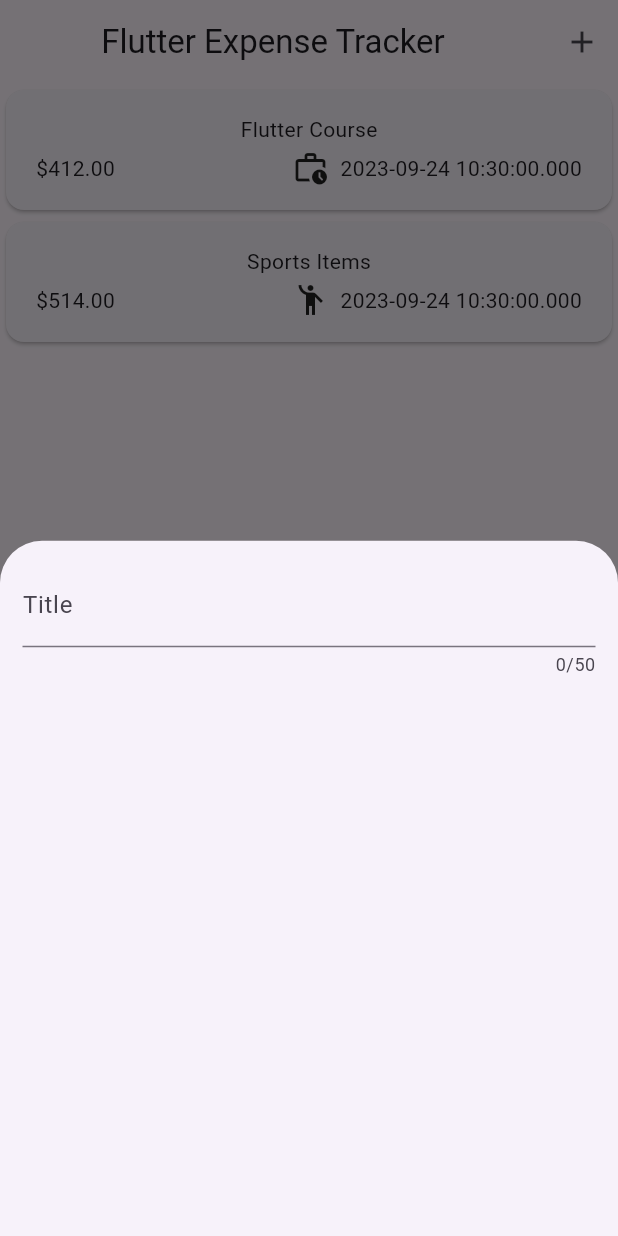
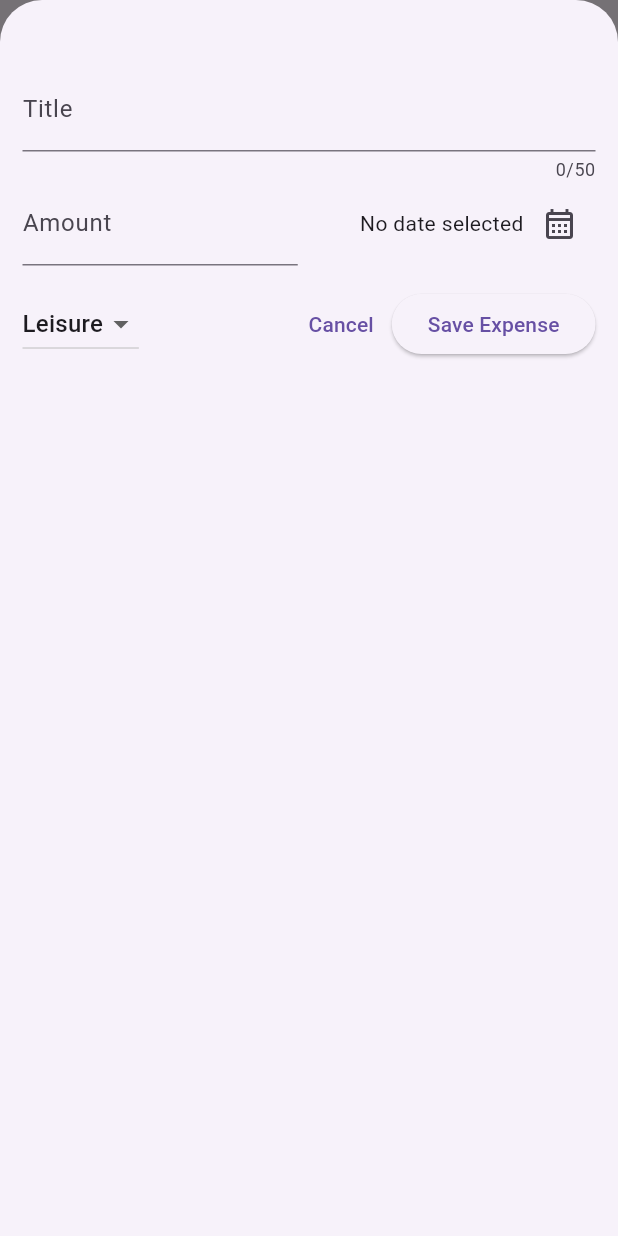
Before and after one commit to Nooberd-Incompat/expenseracker, a Flutter app: the screen it shows after launch, after a tap on the "add" icon, on a phone screen of 412 x 824 dp. Run offline on Flutter 3.47's test engine with Material 2 defaults, Android fonts, the phone set to English and light mode, and no system bars.

Commit message:
on the way to completing the app, just made sure that the function by which new expenses can be added is fledged

```diff
--- a/lib/expenses.dart
+++ b/lib/expenses.dart
@@ -28,9 +28,16 @@ class _ExpensesState extends State<Expenses> {
 
   void _openAddExpenseOverlay() {
     showModalBottomSheet(
+      isScrollControlled: true,
       context: context,
-      builder: (ctx) => const NewExpense(),
+      builder: (ctx) => NewExpense(onAddExpense: _addExpense),
     );
+  }
+
+  void _addExpense(Expense expense) {
+    setState(() {
+      _registeredExpenses.add(expense);
+    });
   }
 
   @override
--- a/lib/new_expense.dart
+++ b/lib/new_expense.dart
@@ -1,25 +1,166 @@
+import 'package:expenseracker/stringext.dart';
 import 'package:flutter/material.dart';
+import 'models/expense.dart';
 
 class NewExpense extends StatefulWidget {
-  const NewExpense({super.key});
+  NewExpense({super.key, required this.onAddExpense});
 
+  final void Function(Expense expense) onAddExpense;
+
+  @override
   State<NewExpense> createState() {
     return _NewExpenseState();
   }
 }
 
 class _NewExpenseState extends State<NewExpense> {
+  final _titleController = TextEditingController();
+  final _amountController = TextEditingController();
+  DateTime? _selectedDate;
+  Category _selectedCategory = Category.leisure;
+
+  void _presentDatePicker() async {
+    final now = DateTime.now();
+    final firstdate = DateTime(now.year - 1, now.month, now.day);
+    final pickedDate = await showDatePicker(
+      context: context,
+      initialDate: now,
+      firstDate: firstdate,
+      lastDate: now,
+    );
+
+    setState(() {
+      _selectedDate = pickedDate;
+    });
+  }
+
+  void _submitExpenseData() {
+    final enteredAmount = double.tryParse(_amountController.text);
+    final amountIsInvalid = enteredAmount == null || enteredAmount <= 0;
+    if (_titleController.text.trim().isEmpty ||
+        amountIsInvalid ||
+        _selectedDate == null) {
+      showDialog(
+        context: context,
+        builder: (ctx) => AlertDialog(
+          title: const Text("Invalid Input"),
+          content: const Text(
+              "Please make sure a valid title, date and amount are entered"),
+          actions: [
+            TextButton(
+              onPressed: () {
+                Navigator.pop(ctx);
+              },
+              child: const Text("Okay"),
+            ),
+          ],
+        ),
+      );
+      return;
+    }
+
+    widget.onAddExpense(Expense(
+        title: _titleController.text,
+        amount: enteredAmount,
+        date: _selectedDate!,
+        category: _selectedCategory),);
+        Navigator.pop(context);
+  }
+
+  @override
+  void dispose() {
+    _titleController.dispose();
+    _amountController.dispose();
+    //_dateController.dispose();
+    super.dispose();
+  }
+
   @override
   Widget build(BuildContext context) {
-    return const Padding(
-      padding: EdgeInsets.all(15),
+    return Padding(
+      padding: const EdgeInsets.fromLTRB(15,45,15,15),
       child: Column(
         children: [
           TextField(
+            controller: _titleController,
             maxLength: 50,
-            decoration: InputDecoration(label: Text("Title")),
+            decoration: const InputDecoration(
+              label: Text("Title"),
+            ),
           ),
-          //DropdownButton(items: items, onChanged: onChanged)
+          Row(
+            children: [
+              Expanded(
+                child: TextField(
+                  controller: _amountController,
+                  keyboardType: TextInputType.number,
+                  decoration: const InputDecoration(
+                    prefixText: '\$ ',
+                    label: Text("Amount"),
+                  ),
+                ),
+              ),
+              const SizedBox(
+                width: 15,
+              ),
+              Expanded(
+                child: Row(
+                  mainAxisAlignment: MainAxisAlignment.end,
+                  crossAxisAlignment: CrossAxisAlignment.center,
+                  children: [
+                    Text(
+                      _selectedDate == null
+                          ? 'No date selected'
+                          : formatter.format(_selectedDate!),
+                    ),
+                    IconButton(
+                      onPressed: _presentDatePicker,
+                      icon: const Icon(
+                        Icons.calendar_month_outlined,
+                      ),
+                    )
+                  ],
+                ),
+              ),
+            ],
+          ),
+          const SizedBox(
+            height: 15,
+          ),
+          Row(
+            children: [
+              DropdownButton(
+                value: _selectedCategory,
+                items: Category.values
+                    .map(
+                      (category) => DropdownMenuItem(
+                        value: category,
+                        child: Text((category.name).capitalize()),
+                      ),
+                    )
+                    .toList(),
+                onChanged: (value) {
+                  if (value == null) {
+                    return;
+                  }
+                  setState(() {
+                    _selectedCategory = value;
+                  });
+                },
+              ),
+              const Spacer(),
+              TextButton(
+                onPressed: () {
+                  Navigator.pop(context);
+                },
+                child: const Text("Cancel"),
+              ),
+              ElevatedButton(
+                onPressed: _submitExpenseData,
+                child: const Text("Save Expense"),
+              ),
+            ],
+          ),
         ],
       ),
     );
--- /dev/null
+++ b/lib/stringext.dart
@@ -0,0 +1,5 @@
+extension StringExtension on String {
+  String capitalize() {
+    return "${this[0].toUpperCase()}${this.substring(1).toLowerCase()}";
+  }
+}
```
